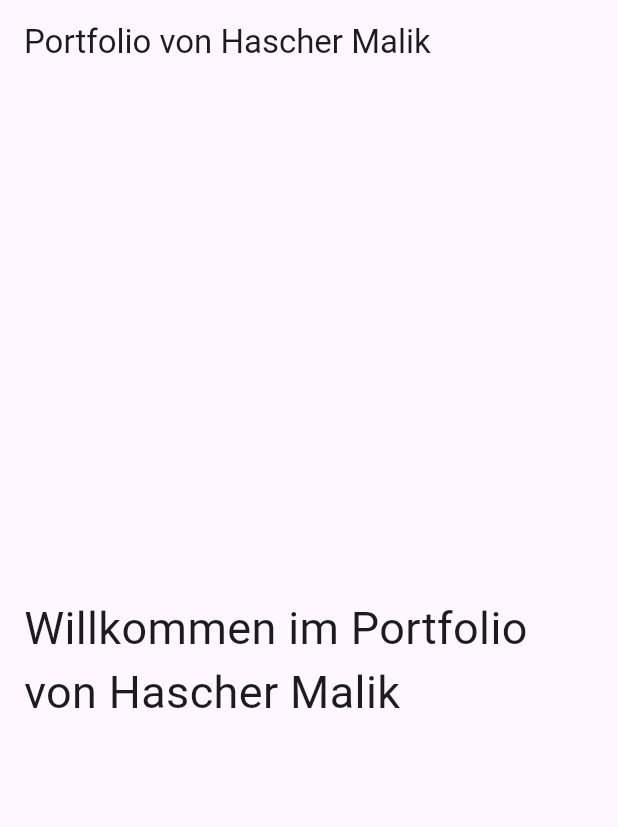
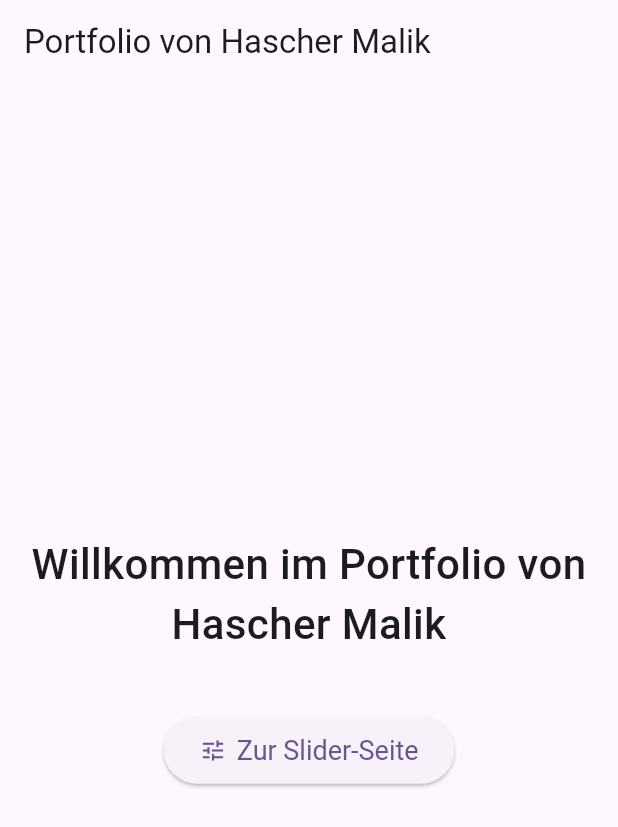
Before and after one commit to Hascher16/portfolio_5567122, a Flutter app: the screen it shows after launch, on a phone screen of 412 x 824 dp. Shown: the top 827 px of the screen. Run offline on Flutter 3.47's test engine with Material 3 defaults, Android fonts, the phone set to English and light mode, and no system bars.

Commit message:
Update Slider Button

```diff
--- a/lib/pages/home_page.dart
+++ b/lib/pages/home_page.dart
@@ -7,16 +7,35 @@ class HomePage extends StatelessWidget {
   Widget build(BuildContext context) {
     return Scaffold(
       appBar: AppBar(
-        title: Text('Portfolio von Hascher Malik'),
+        title: const Text('Portfolio von Hascher Malik'),
       ),
       body: Center(
         child: Padding(
           padding: const EdgeInsets.all(16.0),
-          child: Text(
-            'Willkommen im Portfolio von Hascher Malik',
-            style: TextStyle(
-              fontSize: 30,
-            ),
+          child: Column(
+            mainAxisAlignment: MainAxisAlignment.center,
+            children: [
+              const Text(
+                'Willkommen im Portfolio von Hascher Malik',
+                style: TextStyle(
+                  fontSize: 28,
+                  fontWeight: FontWeight.w500,
+                ),
+                textAlign: TextAlign.center,
+              ),
+              const SizedBox(height: 40),
+              ElevatedButton.icon(
+                onPressed: () {
+                  Navigator.pushNamed(context, '/slider');
+                },
+                icon: const Icon(Icons.tune),
+                label: const Text('Zur Slider-Seite'),
+                style: ElevatedButton.styleFrom(
+                  padding: const EdgeInsets.symmetric(horizontal: 24, vertical: 12),
+                  textStyle: const TextStyle(fontSize: 18),
+                ),
+              ),
+            ],
           ),
         ),
       ),
```
